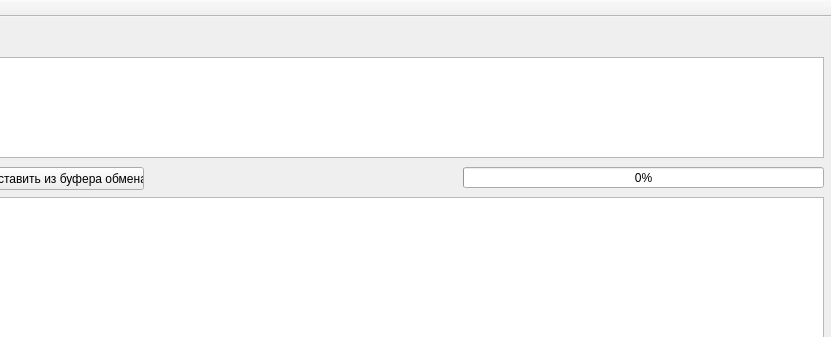
Qt form mainwindow.ui (SAMOXA/BDime) before a commit; both pictures show x 127 to 958 and y 0 to 337 of the 958 by 672 pixel window.
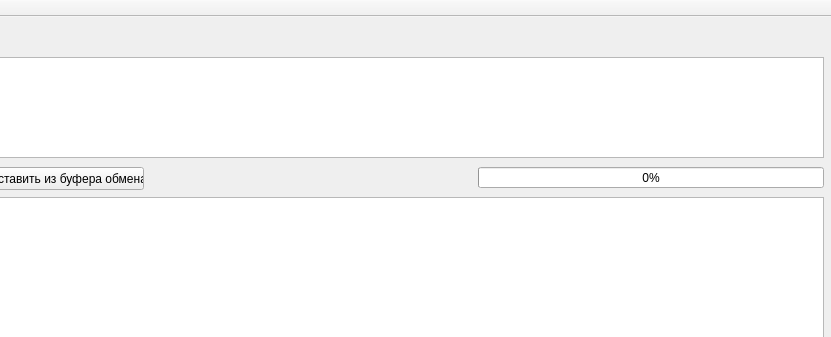
The same form after that commit.

The edit to the form file:
```diff
--- a/mainwindow.ui
+++ b/mainwindow.ui
@@ -66,9 +66,9 @@
    <widget class="QProgressBar" name="parserProgressBar">
     <property name="geometry">
      <rect>
-      <x>590</x>
+      <x>605</x>
       <y>150</y>
-      <width>361</width>
+      <width>346</width>
       <height>21</height>
      </rect>
     </property>
@@ -87,7 +87,7 @@
      <rect>
       <x>280</x>
       <y>150</y>
-      <width>301</width>
+      <width>321</width>
       <height>21</height>
      </rect>
     </property>
```
Left out of the diff: 2 changed lines with no effect on the pictures.
